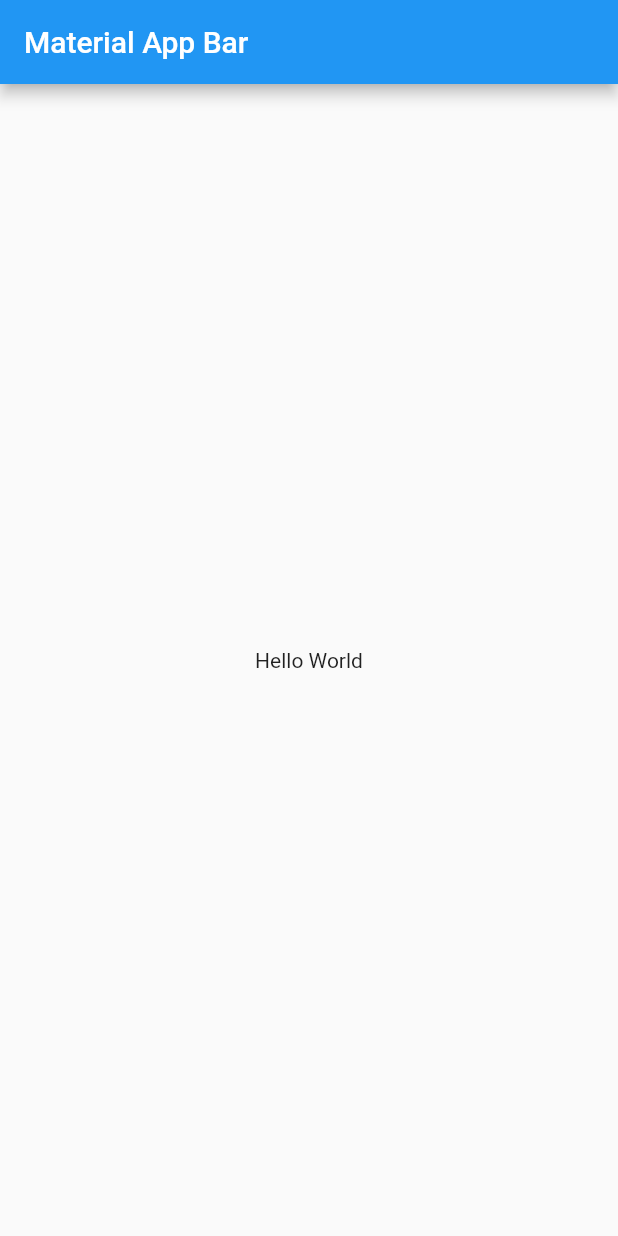
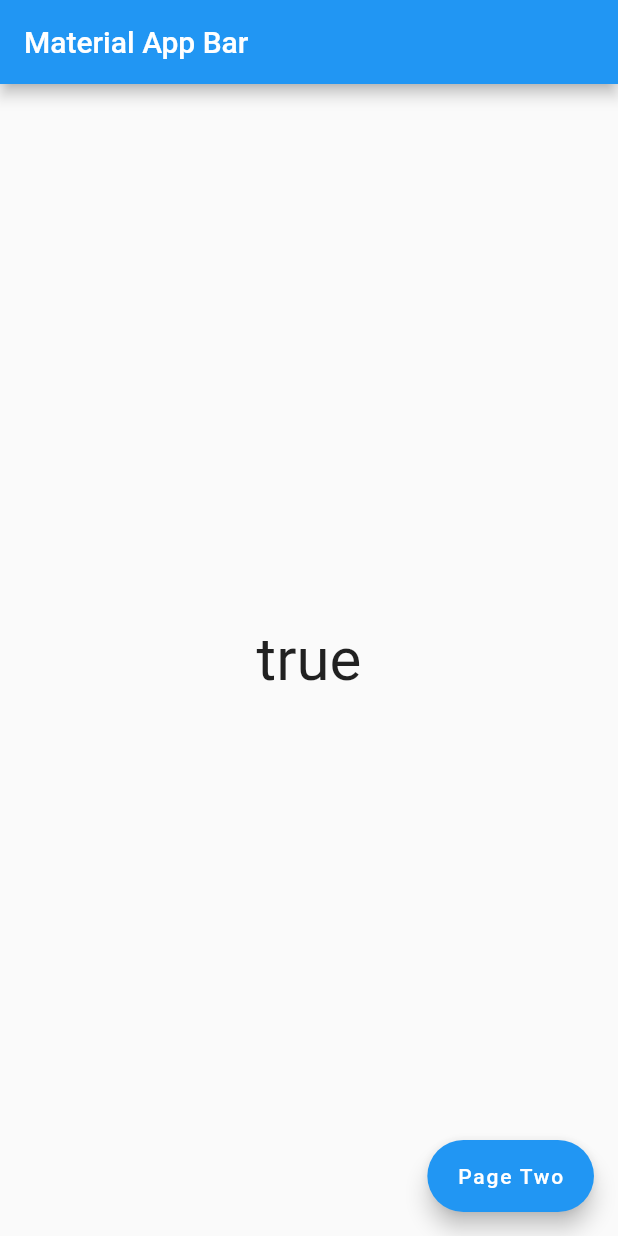
Before and after one commit to RobertAlvv/example_flutter_bloc_implementation, a Flutter app: the screen it shows after launch, on a phone screen of 412 x 824 dp. Run offline on Flutter 3.47's test engine with Material 2 defaults, Android fonts, the phone set to English and light mode, and no system bars; our stand-ins replace equatable, flutter_bloc; missing offline and left inert: blue_thermal_printer.

Commit message:
add bloc

```diff
--- /dev/null
+++ b/lib/bloc/printer_bloc.dart
@@ -0,0 +1,37 @@
+import 'dart:async';
+
+import 'package:flutter_bloc/flutter_bloc.dart';
+import 'package:blue_thermal_printer/blue_thermal_printer.dart';
+import 'package:equatable/equatable.dart';
+
+part 'printer_event.dart';
+part 'printer_state.dart';
+
+class PrinterBloc extends Bloc<PrinterEvent, PrinterState> {
+  late StreamSubscription<int?> bluetoothSubscription;
+  BlueThermalPrinter bluetooth = BlueThermalPrinter.instance;
+
+  PrinterBloc() : super(const PrinterState()) {
+    on<OnPrinterChangeStatus>(_changeStatus);
+    on<OnCallApi>(_callApi);
+
+    Timer.periodic(const Duration(seconds: 1), (_) {
+      add(OnPrinterChangeStatus(!state.connected));
+    });
+  }
+
+  _changeStatus(
+    OnPrinterChangeStatus event,
+    Emitter<PrinterState> emit,
+  ) {
+    emit(state.copyWith(connected: event.status));
+  }
+
+  _callApi(
+    OnCallApi event,
+    Emitter<PrinterState> emit,
+  ) async {
+    // final resp = await Service.getClient();
+    // emit(state.copyWith(name: resp.name));
+  }
+}
--- /dev/null
+++ b/lib/bloc/printer_event.dart
@@ -0,0 +1,17 @@
+part of 'printer_bloc.dart';
+
+abstract class PrinterEvent extends Equatable {
+  const PrinterEvent();
+
+  @override
+  List<Object> get props => [];
+}
+
+class OnPrinterChangeStatus extends PrinterEvent {
+  final bool status;
+  const OnPrinterChangeStatus(this.status);
+}
+
+class OnCallApi extends PrinterEvent {
+  const OnCallApi();
+}
--- /dev/null
+++ b/lib/bloc/printer_state.dart
@@ -0,0 +1,23 @@
+part of 'printer_bloc.dart';
+
+class PrinterState extends Equatable {
+  const PrinterState({
+    this.connected = false,
+    this.name = "Jorge",
+  });
+
+  final bool connected;
+  final String name;
+
+  PrinterState copyWith({
+    bool? connected,
+    String? name,
+  }) =>
+      PrinterState(
+        connected: connected ?? this.connected,
+        name: name ?? this.name,
+      );
+
+  @override
+  List<Object> get props => [connected, name];
+}
--- a/lib/main.dart
+++ b/lib/main.dart
@@ -1,4 +1,7 @@
 import 'package:flutter/material.dart';
+import 'package:flutter_bloc/flutter_bloc.dart';
+import 'package:flutter_bloc_example/bloc/printer_bloc.dart';
+import 'package:flutter_bloc_example/pages/page_two.dart';
 
 void main() => runApp(const MyApp());
 
@@ -7,14 +10,45 @@ class MyApp extends StatelessWidget {
 
   @override
   Widget build(BuildContext context) {
-    return MaterialApp(
-      title: 'Material App',
-      home: Scaffold(
+    return MultiBlocProvider(
+        providers: [BlocProvider(create: (_) => PrinterBloc())],
+        child: const MaterialApp(
+          title: 'Material App',
+          debugShowCheckedModeBanner: false,
+          home: MyHome(),
+        ));
+  }
+}
+
+class MyHome extends StatelessWidget {
+  const MyHome({
+    super.key,
+  });
+
+  @override
+  Widget build(BuildContext context) {
+    final printerBloc = context.watch<PrinterBloc>();
+
+    return SafeArea(
+      child: Scaffold(
         appBar: AppBar(
           title: const Text('Material App Bar'),
         ),
-        body: const Center(
-          child: Text('Hello World'),
+        body: Center(
+          child: BlocSelector<PrinterBloc, PrinterState, bool>(
+            selector: (state) => state.connected,
+            builder: (context, state) {
+              return Text(
+                '$state',
+                style: const TextStyle(fontSize: 40),
+              );
+            },
+          ),
+        ),
+        floatingActionButton: FloatingActionButton.extended(
+          onPressed: () => Navigator.of(context)
+              .push(MaterialPageRoute(builder: (context) => const PageTwo())),
+          label: const Text("Page Two"),
         ),
       ),
     );
--- /dev/null
+++ b/lib/pages/page_two.dart
@@ -0,0 +1,27 @@
+import 'package:flutter/material.dart';
+import 'package:flutter_bloc/flutter_bloc.dart';
+import 'package:flutter_bloc_example/bloc/printer_bloc.dart';
+
+class PageTwo extends StatelessWidget {
+  const PageTwo({Key? key}) : super(key: key);
+
+  @override
+  Widget build(BuildContext context) {
+    final printerBloc = context.watch<PrinterBloc>();
+
+    return Scaffold(
+      appBar: AppBar(
+        actions: [
+          // BlocListener(listener: (_, __) {}),
+          BlocBuilder<PrinterBloc, PrinterState>(builder: (context, state) {
+            return state.connected
+                ? const Icon(Icons.print)
+                : const Icon(Icons.print_disabled);
+          }),
+          const Padding(padding: EdgeInsets.only(left: 20))
+        ],
+      ),
+      body: Center(child: Text(printerBloc.state.name)),
+    );
+  }
+}
```
Also changed, not shown: pubspec.yaml (+5 -17 lines), pubspec.lock, 2 other files.
